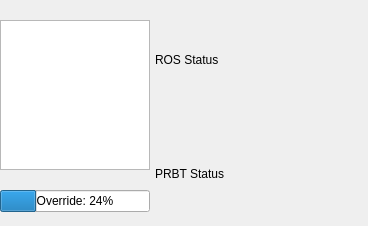
First picture: the form in pilz_status_indicator_rqt/resource/PilzStatusIndicatorRqt.ui, repository PilzDE/pilz_robots, before the edit.
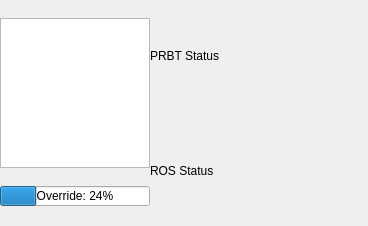
Second picture: the form after the edit.

Commit message: layout now fills the widget

Patch:
```diff
--- a/pilz_status_indicator_rqt/resource/PilzStatusIndicatorRqt.ui
+++ b/pilz_status_indicator_rqt/resource/PilzStatusIndicatorRqt.ui
@@ -19,6 +19,12 @@
     <verstretch>1</verstretch>
    </sizepolicy>
   </property>
+  <property name="minimumSize">
+   <size>
+    <width>200</width>
+    <height>200</height>
+   </size>
+  </property>
   <property name="maximumSize">
    <size>
     <width>368</width>
@@ -28,21 +34,24 @@
   <property name="windowTitle">
    <string>Form</string>
   </property>
-  <widget class="QWidget" name="horizontalLayoutWidget">
-   <property name="geometry">
-    <rect>
-     <x>0</x>
-     <y>0</y>
-     <width>335</width>
-     <height>233</height>
-    </rect>
-   </property>
-   <layout class="QHBoxLayout" name="horizontalLayout" stretch="1,1">
+  <layout class="QHBoxLayout" name="horizontalLayout">
     <property name="spacing">
      <number>0</number>
     </property>
+   <property name="leftMargin">
+    <number>0</number>
+   </property>
+   <property name="topMargin">
+    <number>0</number>
+   </property>
+   <property name="rightMargin">
+    <number>0</number>
+   </property>
+   <property name="bottomMargin">
+    <number>0</number>
+   </property>
     <item>
-     <layout class="QVBoxLayout" name="verticalLayout_2">
+    <layout class="QVBoxLayout" name="verticalLayout">
       <property name="spacing">
        <number>0</number>
       </property>
@@ -57,7 +66,7 @@
         <property name="minimumSize">
          <size>
           <width>20</width>
-          <height>2</height>
+         <height>20</height>
          </size>
         </property>
         <property name="maximumSize">
@@ -76,10 +85,16 @@
       </item>
       <item>
        <widget class="QProgressBar" name="speedBar">
+       <property name="sizePolicy">
+        <sizepolicy hsizetype="Expanding" vsizetype="Expanding">
+         <horstretch>1</horstretch>
+         <verstretch>1</verstretch>
+        </sizepolicy>
+       </property>
         <property name="maximumSize">
          <size>
           <width>150</width>
-          <height>16777215</height>
+         <height>20</height>
          </size>
         </property>
         <property name="value">
@@ -93,40 +108,18 @@
      </layout>
     </item>
     <item>
-     <layout class="QVBoxLayout" name="verticalLayout" stretch="1,1">
+    <layout class="QVBoxLayout" name="verticalLayout_2" stretch="1,1">
       <property name="spacing">
        <number>5</number>
       </property>
-      <property name="leftMargin">
-       <number>5</number>
-      </property>
-      <property name="topMargin">
-       <number>5</number>
-      </property>
-      <property name="rightMargin">
-       <number>5</number>
-      </property>
-      <property name="bottomMargin">
-       <number>5</number>
-      </property>
-      <item>
-       <widget class="QLabel" name="labelROS">
-        <property name="sizePolicy">
-         <sizepolicy hsizetype="Preferred" vsizetype="Preferred">
-          <horstretch>1</horstretch>
-          <verstretch>1</verstretch>
-         </sizepolicy>
-        </property>
-        <property name="text">
-         <string>ROS Status</string>
-        </property>
-        <property name="margin">
-         <number>5</number>
-        </property>
-       </widget>
-      </item>
       <item>
        <widget class="QLabel" name="labelPRBT">
+       <property name="sizePolicy">
+        <sizepolicy hsizetype="Expanding" vsizetype="Expanding">
+         <horstretch>1</horstretch>
+         <verstretch>1</verstretch>
+        </sizepolicy>
+       </property>
         <property name="text">
          <string>PRBT Status</string>
         </property>
@@ -135,10 +128,31 @@
         </property>
        </widget>
       </item>
-     </layout>
-    </item>
-   </layout>
-  </widget>
+     <item>
+      <widget class="QLabel" name="labelROS">
+       <property name="sizePolicy">
+        <sizepolicy hsizetype="Expanding" vsizetype="Expanding">
+         <horstretch>1</horstretch>
+         <verstretch>1</verstretch>
+        </sizepolicy>
+       </property>
+       <property name="maximumSize">
+        <size>
+         <width>16777215</width>
+         <height>16777215</height>
+        </size>
+       </property>
+       <property name="text">
+        <string>ROS Status</string>
+       </property>
+       <property name="margin">
+        <number>5</number>
+       </property>
+      </widget>
+     </item>
+    </layout>
+   </item>
+  </layout>
  </widget>
  <resources/>
  <connections/>
```
Lines whose indentation alone changed are shown as unchanged.
